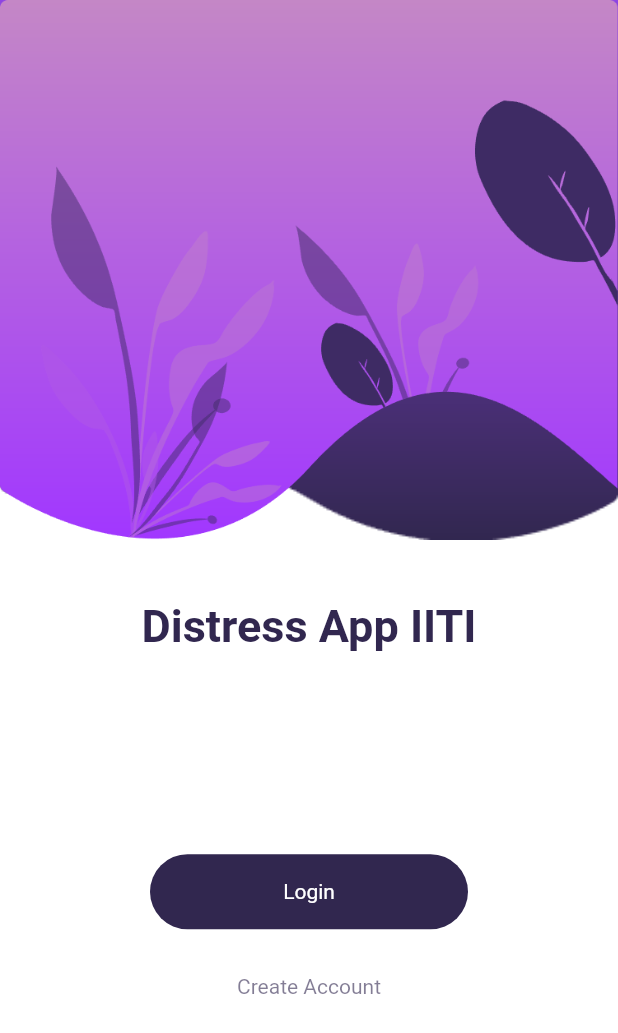
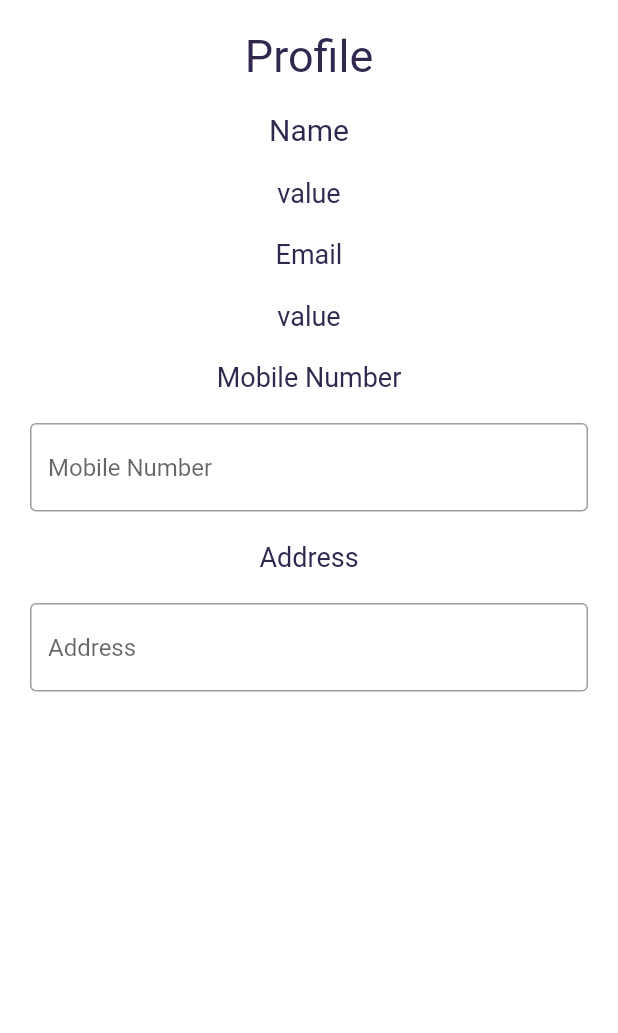
Before and after one commit to ash-100/distress_app, a Flutter app: the screen it shows after launch, on a phone screen of 412 x 824 dp. Shown: the top 1033 px of the screen. Run offline on Flutter 3.47's test engine with Material 2 defaults, Android fonts, the phone set to English and light mode, and no system bars; our stand-ins replace cloud_firestore, firebase_auth, firebase_core, google_sign_in; accounts and stored records are empty.

Commit message:
Profile UI done

```diff
--- /dev/null
+++ b/lib/screens/profile.dart
@@ -0,0 +1,95 @@
+import 'package:flutter/material.dart';
+
+class profile extends StatefulWidget {
+  final Function? changePage;
+  profile({this.changePage});
+
+  @override
+  State<profile> createState() => _profile();
+}
+
+class _profile extends State<profile> {
+  @override
+  Widget build(BuildContext context) {
+    return Scaffold(
+      backgroundColor: Colors.white,
+      body: Container(
+          padding: const EdgeInsets.all(20),
+          child: Column(
+              // ignore: prefer_const_literals_to_create_immutables
+              children: [
+                const Text(
+                  "Profile",
+                  style: TextStyle(
+                      color: Color.fromRGBO(49, 39, 79, 1), fontSize: 30),
+                ),
+                const SizedBox(
+                  height: 20,
+                ),
+                //Name
+                const Text(
+                  "Name",
+                  style: TextStyle(
+                      color: Color.fromRGBO(49, 39, 79, 1), fontSize: 20),
+                ),
+                const SizedBox(
+                  height: 20,
+                ),
+                const Text(
+                  "value",
+                  style: TextStyle(
+                      color: Color.fromRGBO(49, 39, 79, 1), fontSize: 18),
+                ),
+                const SizedBox(
+                  height: 20,
+                ),
+                const Text(
+                  "Email",
+                  style: TextStyle(
+                      color: Color.fromRGBO(49, 39, 79, 1), fontSize: 18),
+                ),
+                const SizedBox(
+                  height: 20,
+                ),
+                //email
+                const Text(
+                  "value",
+                  style: TextStyle(
+                      color: Color.fromRGBO(49, 39, 79, 1), fontSize: 18),
+                ),
+                const SizedBox(
+                  height: 20,
+                ),
+                const Text("Mobile Number",
+                    style: TextStyle(
+                        color: Color.fromRGBO(49, 39, 79, 1), fontSize: 18)),
+                const SizedBox(
+                  height: 20,
+                ),
+                const TextField(
+                  decoration: InputDecoration(
+                    hintText: "Mobile Number",
+                    border: OutlineInputBorder(),
+                  ),
+                ),
+                const SizedBox(
+                  height: 20,
+                ),
+                const Text(
+                  "Address",
+                  style: TextStyle(
+                      color: Color.fromRGBO(49, 39, 79, 1), fontSize: 18),
+                ),
+                const SizedBox(
+                  height: 20,
+                ),
+                const TextField(
+                  decoration: InputDecoration(
+                    hintText: "Address",
+                    border: OutlineInputBorder(),
+                  ),
+                )
+              ])),
+    );
+  }
+}
--- a/lib/wrapper.dart
+++ b/lib/wrapper.dart
@@ -2,6 +2,7 @@ import 'package:distress_app/models.dart';
 import 'package:distress_app/screens/address.dart';
 import 'package:distress_app/screens/contact.dart';
 import 'package:distress_app/screens/home.dart';
+import 'package:distress_app/screens/profile.dart';
 import 'package:distress_app/screens/register.dart';
 import 'package:flutter/material.dart';
 import 'package:provider/provider.dart';
@@ -65,6 +66,9 @@ class _WrapperState extends State<Wrapper> {
     final user = Provider.of<User?>(context);
     if (user == null) {
       return PageView(controller: _controller, children: [
+        profile(
+          changePage: changePage,
+        ),
         Register(changePage: changePage),
         Address(
             changePage: changePage,
```
Also changed, not shown: pubspec.lock.
